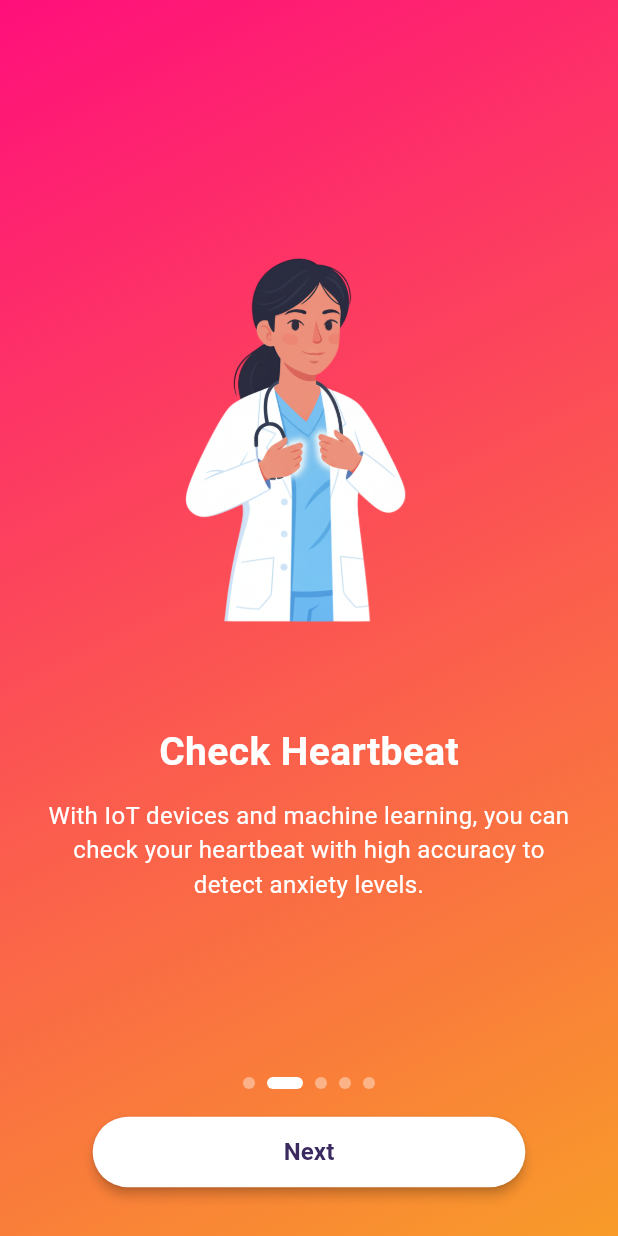
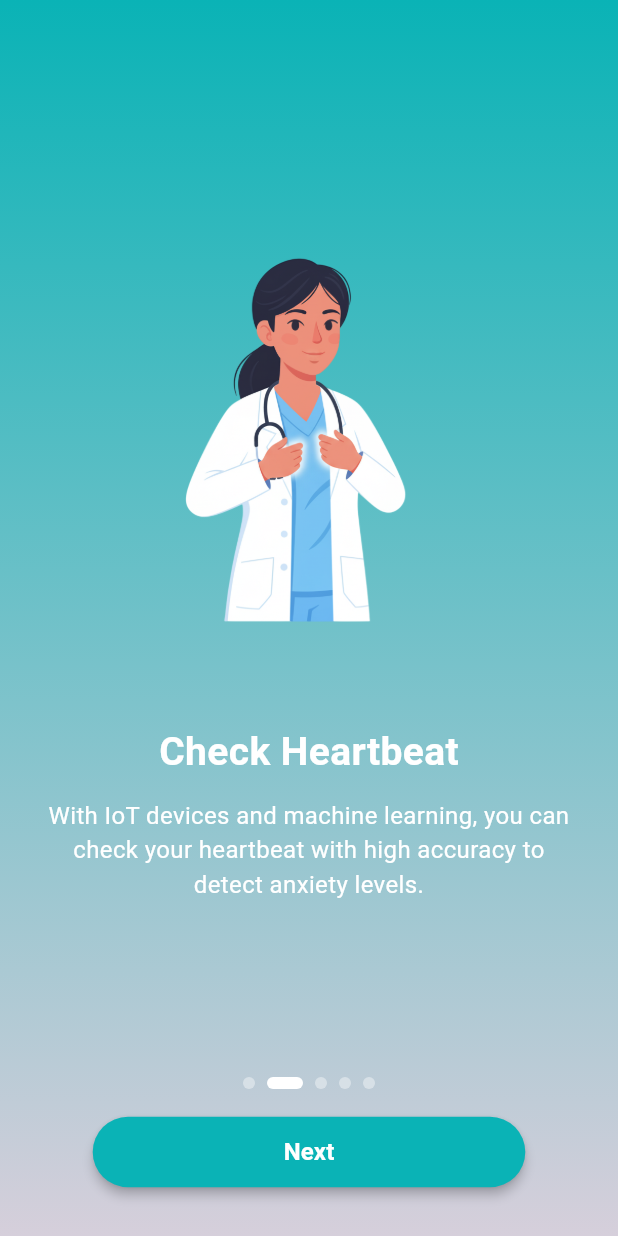
Before and after one commit to erichutabarat/cemas-project, a Flutter app: the screen it shows after launch, after a tap on "Next", on a phone screen of 412 x 824 dp. Run offline on Flutter 3.47's test engine with Material 3 defaults, Android fonts, the phone set to English and light mode, and no system bars; our stand-ins replace equatable, flutter_bloc, flutter_dotenv, flutter_secure_storage, font_awesome_flutter, google_sign_in and 3 more; missing offline and left inert: mqtt_client; network calls fail.

Commit message:
Mobile Feature(app theme): implement colors pallete

```diff
--- a/deteksi_cemas/lib/features/dashboard/presentation/screens/article_screen.dart
+++ b/deteksi_cemas/lib/features/dashboard/presentation/screens/article_screen.dart
@@ -6,6 +6,7 @@ import 'package:deteksi_cemas/features/survey/data/repository/hars_questions.dar
 import 'package:deteksi_cemas/features/survey/presentation/screens/hars_result_screen.dart';
 import 'package:deteksi_cemas/features/survey/presentation/screens/hars_survey_screen.dart';
 import 'package:deteksi_cemas/l10n/app_localizations.dart';
+import 'package:deteksi_cemas/theme/color_list.dart';
 import 'package:flutter/foundation.dart';
 import 'package:flutter/material.dart';
 import 'package:intl/intl.dart';
@@ -42,7 +43,7 @@ class _ArticleScreenState extends State<ArticleScreen> {
             Container(
               padding: EdgeInsets.all(16),
               decoration: BoxDecoration(
-                color: Colors.red.shade400,
+                color: ColorList.aquaCyan,
                 borderRadius: BorderRadius.only(
                   bottomLeft: Radius.circular(20),
                   bottomRight: Radius.circular(20),
--- a/deteksi_cemas/lib/features/dashboard/presentation/screens/history_screen.dart
+++ b/deteksi_cemas/lib/features/dashboard/presentation/screens/history_screen.dart
@@ -4,6 +4,7 @@ import 'package:deteksi_cemas/features/dashboard/presentation/screens/inspection
 import 'package:deteksi_cemas/features/dashboard/presentation/widgets/medical_history_card.dart';
 import 'package:deteksi_cemas/features/dashboard/presentation/widgets/shaded_line.dart';
 import 'package:deteksi_cemas/l10n/app_localizations.dart';
+import 'package:deteksi_cemas/theme/color_list.dart';
 import 'package:flutter/foundation.dart';
 import 'package:flutter/material.dart';
 
@@ -59,7 +60,7 @@ class _HistoryScreenState extends State<HistoryScreen> {
               Container(
                 padding: EdgeInsets.all(16),
                 decoration: BoxDecoration(
-                  color: Colors.red.shade400,
+                  color: ColorList.aquaCyan,
                   borderRadius: BorderRadius.only(
                     bottomLeft: Radius.circular(20),
                     bottomRight: Radius.circular(20),
--- a/deteksi_cemas/lib/features/dashboard/presentation/screens/inspection_detail_screen.dart
+++ b/deteksi_cemas/lib/features/dashboard/presentation/screens/inspection_detail_screen.dart
@@ -215,8 +215,9 @@ class _InspectionDetailScreenState extends State<InspectionDetailScreen> {
                         if (maxDuration <= 0) maxDuration = 1.0;
 
                         // Force sliderValue to stay within [0, maxDuration]
-                        if (sliderValue > maxDuration)
+                        if (sliderValue > maxDuration) {
                           sliderValue = maxDuration;
+                        }
                         if (sliderValue < 0) sliderValue = 0;
 
                         return Column(
--- a/deteksi_cemas/lib/features/dashboard/presentation/screens/record_screen.dart
+++ b/deteksi_cemas/lib/features/dashboard/presentation/screens/record_screen.dart
@@ -6,6 +6,7 @@ import 'package:deteksi_cemas/features/dashboard/domain/repository/heartbeat_rep
 import 'package:deteksi_cemas/features/dashboard/domain/services/mqtt_service.dart';
 import 'package:deteksi_cemas/features/dashboard/domain/services/token_service.dart';
 import 'package:deteksi_cemas/features/dashboard/presentation/widgets/heartbeat_animation.dart';
+import 'package:deteksi_cemas/theme/color_list.dart';
 import 'package:flutter/foundation.dart';
 import 'package:flutter/material.dart';
 
@@ -77,7 +78,7 @@ class _RecordScreenState extends State<RecordScreen> {
               Container(
                 padding: const EdgeInsets.all(16),
                 decoration: BoxDecoration(
-                  color: Colors.red.shade400,
+                  color: ColorList.aquaCyan,
                   borderRadius: const BorderRadius.only(
                     bottomLeft: Radius.circular(20),
                     bottomRight: Radius.circular(20),
--- a/deteksi_cemas/lib/features/dashboard/presentation/screens/setting_screen.dart
+++ b/deteksi_cemas/lib/features/dashboard/presentation/screens/setting_screen.dart
@@ -3,6 +3,7 @@ import 'package:deteksi_cemas/features/dashboard/domain/repository/user_reposito
 import 'package:deteksi_cemas/features/dashboard/domain/services/token_service.dart';
 import 'package:deteksi_cemas/l10n/app_localizations.dart';
 import 'package:deteksi_cemas/language/localecubit.dart';
+import 'package:deteksi_cemas/theme/color_list.dart';
 import 'package:flutter/material.dart';
 import 'package:flutter_bloc/flutter_bloc.dart';
 
@@ -246,7 +247,7 @@ class _SettingScreenState extends State<SettingScreen> {
             icon: const Icon(Icons.logout),
             label: const Text('Log Out'),
             style: ElevatedButton.styleFrom(
-              backgroundColor: Colors.red.shade400,
+              backgroundColor: ColorList.roseDusty,
               foregroundColor: Colors.white,
               padding: const EdgeInsets.symmetric(vertical: 15),
               shape: RoundedRectangleBorder(
--- a/deteksi_cemas/lib/features/loading/presentation/screens/loading_screen.dart
+++ b/deteksi_cemas/lib/features/loading/presentation/screens/loading_screen.dart
@@ -2,6 +2,7 @@
 
 import 'dart:async';
 import 'package:deteksi_cemas/features/onboarding/services/onboarding_services.dart';
+import 'package:deteksi_cemas/theme/app_theme.dart';
 import 'package:flutter/material.dart';
 import 'package:flutter_dotenv/flutter_dotenv.dart';
 
@@ -16,6 +17,8 @@ class LoadingScreen extends StatefulWidget {
 }
 
 class _LoadingScreenState extends State<LoadingScreen> {
+  // app theme
+  final AppTheme _appTheme = AppTheme();
   // app version
   final String _appVersion = dotenv.env['APP_VERSION'] ?? '1.0.0';
   @override
@@ -42,13 +45,7 @@ class _LoadingScreenState extends State<LoadingScreen> {
     return Scaffold(
       body: Container(
         width: double.infinity,
-        decoration: const BoxDecoration(
-          gradient: LinearGradient(
-            begin: Alignment.topLeft,
-            end: Alignment.bottomRight,
-            colors: [LoadingScreen._colorPink, LoadingScreen._colorOrange],
-          ),
-        ),
+        decoration: BoxDecoration(gradient: AppTheme.softChillReversed),
         child: SafeArea(
           // Ensures content doesn't hit the notch/bottom bar
           child: Column(
--- a/deteksi_cemas/lib/features/onboarding/presentation/screens/onboarding_screen.dart
+++ b/deteksi_cemas/lib/features/onboarding/presentation/screens/onboarding_screen.dart
@@ -4,6 +4,8 @@ import 'package:deteksi_cemas/features/onboarding/onboarding_controller.dart';
 import 'package:deteksi_cemas/features/onboarding/services/onboarding_services.dart';
 import 'package:deteksi_cemas/l10n/app_localizations.dart';
 import 'package:deteksi_cemas/features/onboarding/data/onboarding_items.dart'; // Keep the class definition
+import 'package:deteksi_cemas/theme/app_theme.dart';
+import 'package:deteksi_cemas/theme/color_list.dart';
 import 'package:flutter/material.dart';
 import '../widgets/onboarding_content.dart';
 import '../widgets/onboarding_dots.dart';
@@ -55,13 +57,7 @@ class _OnboardingScreenState extends State<OnboardingScreen> {
 
     return Scaffold(
       body: Container(
-        decoration: const BoxDecoration(
-          gradient: LinearGradient(
-            colors: [Color(0xFFff0f7b), Color(0xFFf89b29)],
-            begin: Alignment.topLeft,
-            end: Alignment.bottomRight,
-          ),
-        ),
+        decoration: BoxDecoration(gradient: AppTheme.softChillReversed),
         child: Column(
           children: [
             Expanded(
@@ -100,8 +96,8 @@ class _OnboardingScreenState extends State<OnboardingScreen> {
                     }
                   },
                   style: ElevatedButton.styleFrom(
-                    backgroundColor: Colors.white,
-                    foregroundColor: const Color(0xFF3B2A5F),
+                    backgroundColor: ColorList.aquaCyan,
+                    foregroundColor: Colors.white,
                     elevation: 3,
                     padding: const EdgeInsets.symmetric(vertical: 12),
                     shape: RoundedRectangleBorder(
--- /dev/null
+++ b/deteksi_cemas/lib/theme/app_theme.dart
@@ -0,0 +1,53 @@
+import 'package:deteksi_cemas/theme/color_list.dart';
+import 'package:flutter/material.dart';
+
+class AppTheme {
+  // 🎨 Base colors
+  static const Color primary = Color(0xFF2563EB); // blue
+  static const Color secondary = Color(0xFF22C55E); // green
+  static const Color background = Color(0xFFF8FAFC);
+  static const Color surface = Colors.white;
+  static const Color error = Color(0xFFEF4444);
+
+  static final LinearGradient chillOcean = LinearGradient(
+    begin: Alignment.topLeft,
+    end: Alignment.bottomRight,
+    colors: [ColorList.deepBlue, ColorList.emeraldBLue, ColorList.aquaCyan],
+  );
+
+  static const LinearGradient softChill = LinearGradient(
+    begin: Alignment.topCenter,
+    end: Alignment.bottomCenter,
+    colors: [ColorList.lavenderGray, ColorList.aquaCyan],
+  );
+
+  static const LinearGradient softChillReversed = LinearGradient(
+    begin: Alignment.topCenter,
+    end: Alignment.bottomCenter,
+    colors: [ColorList.aquaCyan, ColorList.lavenderGray],
+  );
+
+  static const LinearGradient pastelLagoon = LinearGradient(
+    begin: Alignment.topCenter,
+    end: Alignment.bottomCenter,
+    colors: [ColorList.roseDusty, ColorList.lavenderGray],
+  );
+
+  static ThemeData lightTheme = ThemeData(
+    useMaterial3: true,
+    colorScheme: ColorScheme.light(
+      primary: primary,
+      secondary: secondary,
+      surface: surface,
+      error: error,
+    ),
+
+    scaffoldBackgroundColor: background,
+
+    appBarTheme: const AppBarTheme(
+      backgroundColor: primary,
+      foregroundColor: Colors.white,
+      elevation: 0,
+    ),
+  );
+}
--- /dev/null
+++ b/deteksi_cemas/lib/theme/color_list.dart
@@ -0,0 +1,10 @@
+// lib/theme/app_colors.dart
+import 'package:flutter/material.dart';
+
+class ColorList {
+  static const Color emeraldBLue = Color(0xFF005F73);
+  static const Color aquaCyan = Color(0xFF0AB3B6);
+  static const Color lavenderGray = Color(0xFFD6CFDB);
+  static const Color roseDusty = Color(0xFFB07A7E);
+  static const Color deepBlue = Color(0xFF0B3A66);
+}
```
Also changed, not shown: deteksi_cemas/lib/features/auth/presentation/screens/login_screen.dart (+6 -10 lines), deteksi_cemas/lib/features/auth/presentation/screens/register_screen.dart (+4 -6 lines), deteksi_cemas/lib/features/dashboard/dashboard_layout.dart (+5 -4 lines), deteksi_cemas/lib/features/dashboard/presentation/screens/home_screen.dart (+7 -6 lines), deteksi_cemas/lib/features/dashboard/presentation/widgets/header_card.dart (+2 -5 lines).
